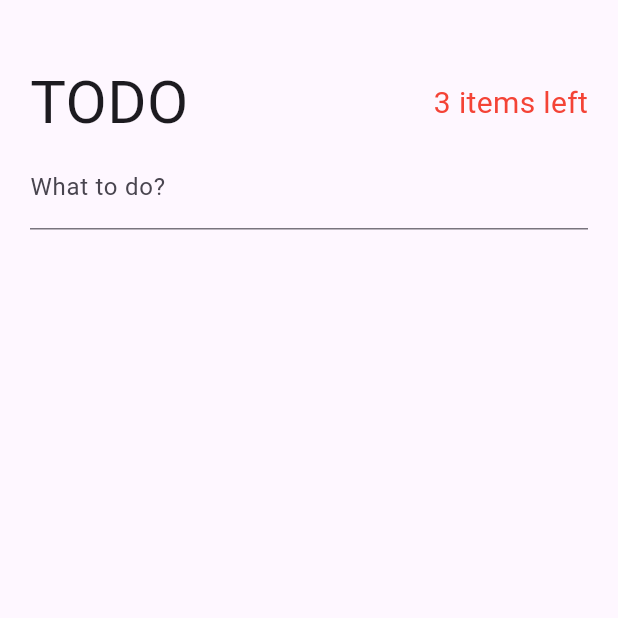
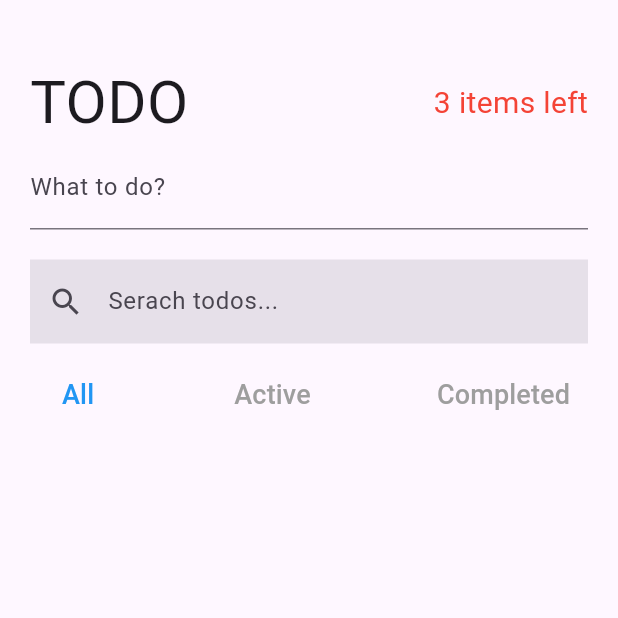
Before and after one commit to yhan0704/flutter-todo, a Flutter app: the screen it shows after launch, on a phone screen of 412 x 824 dp, the top half of it. Run offline on Flutter 3.47's test engine with Material 3 defaults, Android fonts, the phone set to English and light mode, and no system bars; our stand-ins replace bloc, equatable, flutter_bloc.

Commit message:
made UI for search filter

```diff
--- a/lib/cubits/active_todo_count/active_todo_count_cubit.dart
+++ b/lib/cubits/active_todo_count/active_todo_count_cubit.dart
@@ -30,6 +30,7 @@ class ActiveTodoCountCubit extends Cubit<ActiveTodoCountState> {
       emit(state.copyWith(activeTodoCount: currentActiveTodoCount));
     });
   }
+
   @override
   Future<void> close() {
     todoListSubscreiption.cancel();
--- /dev/null
+++ b/lib/pages/todos_page/search_and_filter_todo.dart
@@ -0,0 +1,64 @@
+import 'package:flutter/material.dart';
+import 'package:flutter_bloc/flutter_bloc.dart';
+import 'package:todo_cubit/cubits/cubits.dart';
+import 'package:todo_cubit/models/todo_model.dart';
+
+class SearchAndFilterTodo extends StatelessWidget {
+  const SearchAndFilterTodo({super.key});
+
+  @override
+  Widget build(BuildContext context) {
+    return Column(
+      children: [
+        TextField(
+          decoration: InputDecoration(
+            labelText: 'Serach todos...',
+            border: InputBorder.none,
+            filled: true,
+            prefixIcon: Icon(Icons.search),
+          ),
+          onChanged: (String? newSearchTerm) {
+            if (newSearchTerm != null) {
+              context.read<TodoSearchCubit>().setSearchTerm(newSearchTerm);
+            }
+          },
+        ),
+        SizedBox(
+          height: 10.0,
+        ),
+        Row(
+          mainAxisAlignment: MainAxisAlignment.spaceBetween,
+          children: [
+            filterButton(context, Filter.all),
+            filterButton(context, Filter.active),
+            filterButton(context, Filter.completed),
+          ],
+        )
+      ],
+    );
+  }
+
+  Widget filterButton(BuildContext context, Filter filter) {
+    return TextButton(
+      onPressed: () {
+        context.read<TodoFilterCubit>().changeFilter(filter);
+      },
+      child: Text(
+        filter == Filter.all
+            ? 'All'
+            : filter == Filter.active
+                ? 'Active'
+                : 'Completed',
+        style: TextStyle(
+          fontSize: 18.0,
+          color: textColor(context, filter),
+        ),
+      ),
+    );
+  }
+
+  Color textColor(BuildContext context, Filter filter) {
+    final currentFilter = context.watch<TodoFilterCubit>().state.filter;
+    return currentFilter == filter ? Colors.blue : Colors.grey;
+  }
+}
--- a/lib/pages/todos_page/todos_page.dart
+++ b/lib/pages/todos_page/todos_page.dart
@@ -2,6 +2,7 @@ import 'package:flutter/material.dart';
 import 'package:flutter_bloc/flutter_bloc.dart';
 import 'package:todo_cubit/cubits/active_todo_count/active_todo_count_cubit.dart';
 import 'package:todo_cubit/pages/todos_page/create_todo.dart';
+import 'package:todo_cubit/pages/todos_page/search_and_filter_todo.dart';
 import 'package:todo_cubit/pages/todos_page/todos_header.dart';
 
 class TodosPage extends StatelessWidget {
@@ -16,7 +17,14 @@ class TodosPage extends StatelessWidget {
             padding:
                 const EdgeInsets.symmetric(horizontal: 20.0, vertical: 40.0),
             child: Column(
-              children: [TodoHeader(), CreateTodo()],
+              children: [
+                TodoHeader(),
+                CreateTodo(),
+                SizedBox(
+                  height: 20.0,
+                ),
+                SearchAndFilterTodo()
+              ],
             ),
           ),
         ),
```
